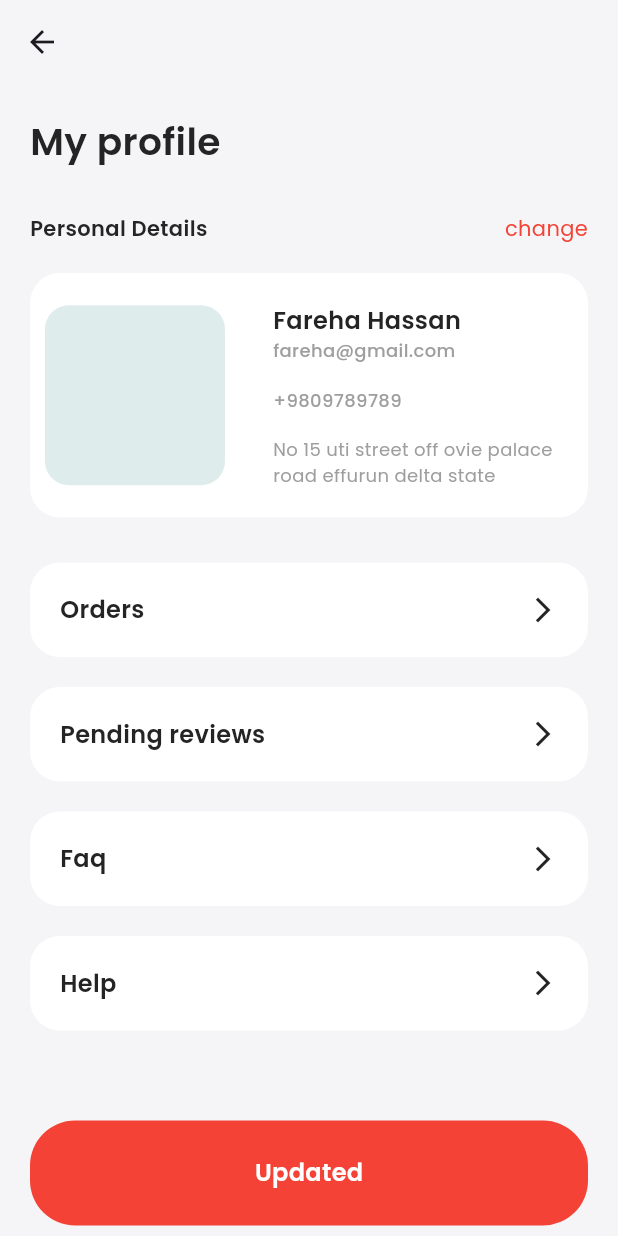
After one commit to farehahassan/flutter-deliveryappUI, a Flutter app: the ProfileDrawer screen opened directly, on a phone screen of 412 x 824 dp. The commit adds this screen. Run offline on Flutter 3.47's test engine with Material 3 defaults, Android fonts, the phone set to English and light mode, and no system bars; our stand-ins replace buttons_tabbar, flutter_advanced_drawer, google_fonts.

Commit message:
added profile screens

```diff
--- /dev/null
+++ b/lib/features/drawer/profile_drawer.dart
@@ -0,0 +1,215 @@
+import 'package:flutter/cupertino.dart';
+import 'package:flutter/material.dart';
+import 'package:google_fonts/google_fonts.dart';
+import 'package:prac_task/common/components/custom_button.dart';
+import 'package:prac_task/features/favorites/view/favorites_screen.dart';
+import 'package:prac_task/features/history/view/history_screen.dart';
+import 'package:prac_task/utils/constants/color.dart';
+
+class ProfileDrawer extends StatefulWidget {
+  const ProfileDrawer({super.key});
+
+  @override
+  State<ProfileDrawer> createState() => _ProfileDrawerState();
+}
+
+class _ProfileDrawerState extends State<ProfileDrawer> {
+  @override
+  Widget build(BuildContext context) {
+    return Scaffold(
+      appBar: AppBar(
+        backgroundColor: scaffold,
+      ),
+      backgroundColor: scaffold,
+      body: Padding(
+        padding: EdgeInsets.symmetric(
+          horizontal: 20,
+          vertical: 20,
+        ),
+        child: Column(
+          crossAxisAlignment: CrossAxisAlignment.start,
+          children: [
+            Text(
+              "My profile",
+              style: GoogleFonts.poppins(
+                fontSize: 25,
+                color: black,
+                fontWeight: FontWeight.w600,
+              ),
+            ),
+            SizedBox(
+              height: 30,
+            ),
+            Row(
+              mainAxisAlignment: MainAxisAlignment.spaceBetween,
+              children: [
+                Text(
+                  "Personal Details",
+                  style: GoogleFonts.poppins(
+                    fontSize: 14,
+                    color: black,
+                    fontWeight: FontWeight.w600,
+                  ),
+                ),
+                InkWell(
+                  onTap: () {},
+                  child: Text(
+                    "change",
+                    style: GoogleFonts.poppins(
+                      fontSize: 14,
+                      color: Colors.red,
+                      fontWeight: FontWeight.w400,
+                    ),
+                  ),
+                ),
+              ],
+            ),
+            SizedBox(
+              height: 20,
+            ),
+            personalDetailsCard(),
+            SizedBox(
+              height: 30,
+            ),
+            profileCards(
+                settingName: "Orders",
+                ontap: () {
+                  Navigator.push(context,
+                      CupertinoPageRoute(builder: (_) => FavoritesScreen()));
+                }),
+            profileCards(
+                settingName: "Pending reviews",
+                ontap: () {
+                  Navigator.push(context,
+                      CupertinoPageRoute(builder: (_) => HistoryScreen()));
+                }),
+            profileCards(settingName: "Faq", ontap: () {}),
+            profileCards(settingName: "Help", ontap: () {}),
+
+            SizedBox(
+              height: 40,
+            ),
+            CustomButton(buttonName: "Updated", ontap: () {}),
+            // profileCards(),
+            // profileCards(),
+            // profileCards(),
+          ],
+        ),
+      ),
+    );
+  }
+
+  Widget personalDetailsCard() {
+    return Container(
+      width: double.infinity,
+      decoration: BoxDecoration(
+        color: white,
+        borderRadius: BorderRadius.circular(
+          20,
+        ),
+      ),
+      padding: EdgeInsets.symmetric(
+        horizontal: 10,
+        vertical: 20,
+      ),
+      child: Row(
+        mainAxisAlignment: MainAxisAlignment.spaceBetween,
+        children: [
+          Container(
+            width: 120,
+            height: 120,
+            decoration: BoxDecoration(
+              color: blue,
+              borderRadius: BorderRadius.circular(
+                16,
+              ),
+            ),
+          ),
+          Column(
+            crossAxisAlignment: CrossAxisAlignment.start,
+            children: [
+              Text(
+                "Fareha Hassan",
+                style: GoogleFonts.poppins(
+                  fontSize: 16,
+                  fontWeight: FontWeight.w600,
+                  color: black,
+                ),
+              ),
+              Text(
+                "fareha@gmail.com",
+                style: GoogleFonts.poppins(
+                  fontSize: 12,
+                  fontWeight: FontWeight.w500,
+                  color: Colors.grey,
+                ),
+              ),
+              Divider(
+                  // color: Colors.black,
+                  ),
+              Text(
+                "+9809789789",
+                style: GoogleFonts.poppins(
+                  fontSize: 12,
+                  fontWeight: FontWeight.w500,
+                  color: Colors.grey,
+                ),
+              ),
+              Divider(
+                  // color: Colors.black,
+                  ),
+              SizedBox(
+                width: 200,
+                child: Text(
+                  softWrap: true,
+                  "No 15 uti street off ovie palace road effurun delta state",
+                  style: GoogleFonts.poppins(
+                    fontSize: 12,
+                    fontWeight: FontWeight.w400,
+                    color: Colors.grey,
+                  ),
+                ),
+              ),
+            ],
+          ),
+        ],
+      ),
+    );
+  }
+
+  Widget profileCards({required String settingName, void Function()? ontap}) {
+    return InkWell(
+      onTap: ontap,
+      child: Container(
+        margin: EdgeInsets.only(bottom: 20),
+        width: double.infinity,
+        decoration: BoxDecoration(
+          color: white,
+          borderRadius: BorderRadius.circular(20),
+        ),
+        padding: EdgeInsets.symmetric(
+          horizontal: 20,
+          vertical: 20,
+        ),
+        child: Row(
+          mainAxisAlignment: MainAxisAlignment.spaceBetween,
+          children: [
+            Text(
+              settingName,
+              style: GoogleFonts.poppins(
+                fontSize: 16,
+                color: black,
+                fontWeight: FontWeight.w600,
+              ),
+            ),
+            Icon(
+              Icons.arrow_forward_ios,
+              color: black,
+              size: 20,
+            ),
+          ],
+        ),
+      ),
+    );
+  }
+}
--- a/lib/features/drawer/view/drawer_screen.dart
+++ b/lib/features/drawer/view/drawer_screen.dart
@@ -1,9 +1,12 @@
 // ignore_for_file: sort_child_properties_last
 
 import 'package:buttons_tabbar/buttons_tabbar.dart';
+import 'package:flutter/cupertino.dart';
 import 'package:flutter/material.dart';
 import 'package:flutter_advanced_drawer/flutter_advanced_drawer.dart';
 import 'package:google_fonts/google_fonts.dart';
+import 'package:prac_task/features/drawer/profile_drawer.dart';
+import 'package:prac_task/features/history/view/history_screen.dart';
 import 'package:prac_task/utils/constants/color.dart';
 import 'package:prac_task/common/components/custom_tab_bar.dart';
 import 'package:prac_task/common/components/food_card.dart';
@@ -246,7 +249,14 @@ class _DrawerScreenState extends State<DrawerScreen> {
             // crossAxisAlignment: CrossAxisAlignment.center,
             // mainAxisAlignment: MainAxisAlignment.center,
             children: [
-              drawerRows(icon: Icons.co_present_outlined, name: "Profile"),
+              InkWell(
+                onTap: () {
+                  Navigator.push(context,
+                      CupertinoPageRoute(builder: (_) => ProfileDrawer()));
+                },
+                child: drawerRows(
+                    icon: Icons.co_present_outlined, name: "Profile"),
+              ),
               SizedBox(
                 height: 20,
               ),
@@ -254,8 +264,14 @@ class _DrawerScreenState extends State<DrawerScreen> {
               SizedBox(
                 height: 20,
               ),
-              drawerRows(
-                  icon: Icons.shopping_cart_checkout_sharp, name: "Orders"),
+              InkWell(
+                onTap: () {
+                  Navigator.push(context,
+                      CupertinoPageRoute(builder: (_) => HistoryScreen()));
+                },
+                child: drawerRows(
+                    icon: Icons.shopping_cart_checkout_sharp, name: "Orders"),
+              ),
               SizedBox(
                 height: 20,
               ),
--- a/lib/features/history/view/history_screen.dart
+++ b/lib/features/history/view/history_screen.dart
@@ -13,10 +13,15 @@ class HistoryScreen extends StatelessWidget {
       appBar: AppBar(
         backgroundColor: scaffold,
         centerTitle: true,
-        leading: Icon(
-          Icons.arrow_back_ios_new_sharp,
-          size: 20,
-          color: black,
+        leading: InkWell(
+          onTap: () {
+            Navigator.pop(context);
+          },
+          child: Icon(
+            Icons.arrow_back_ios_new_sharp,
+            size: 20,
+            color: black,
+          ),
         ),
         title: Text(
           "History",
```
